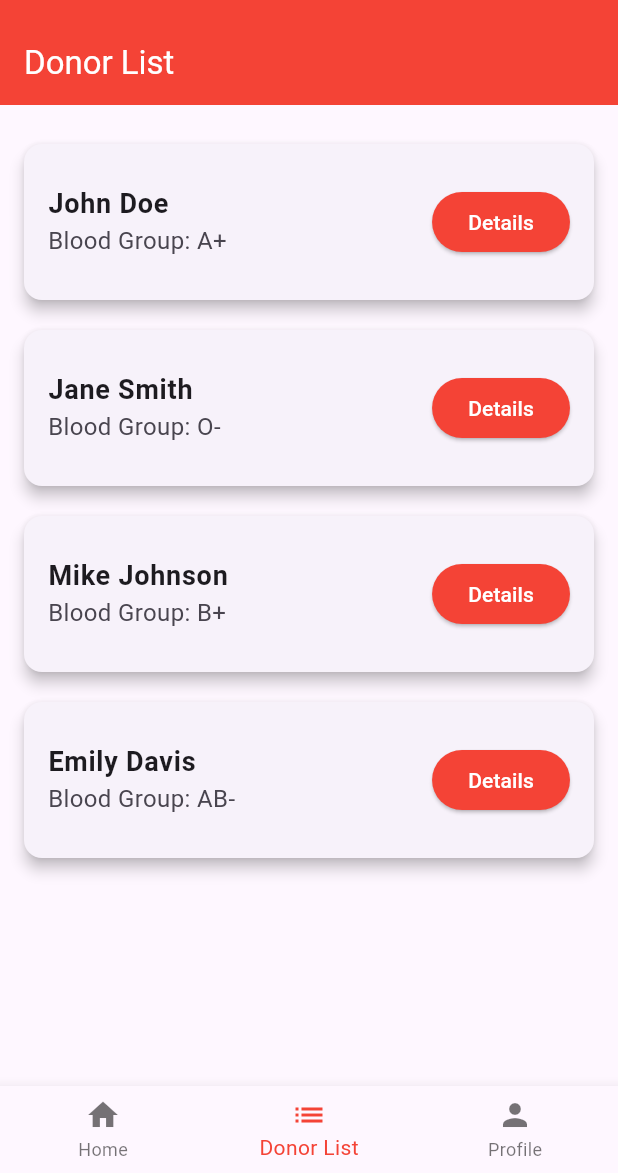
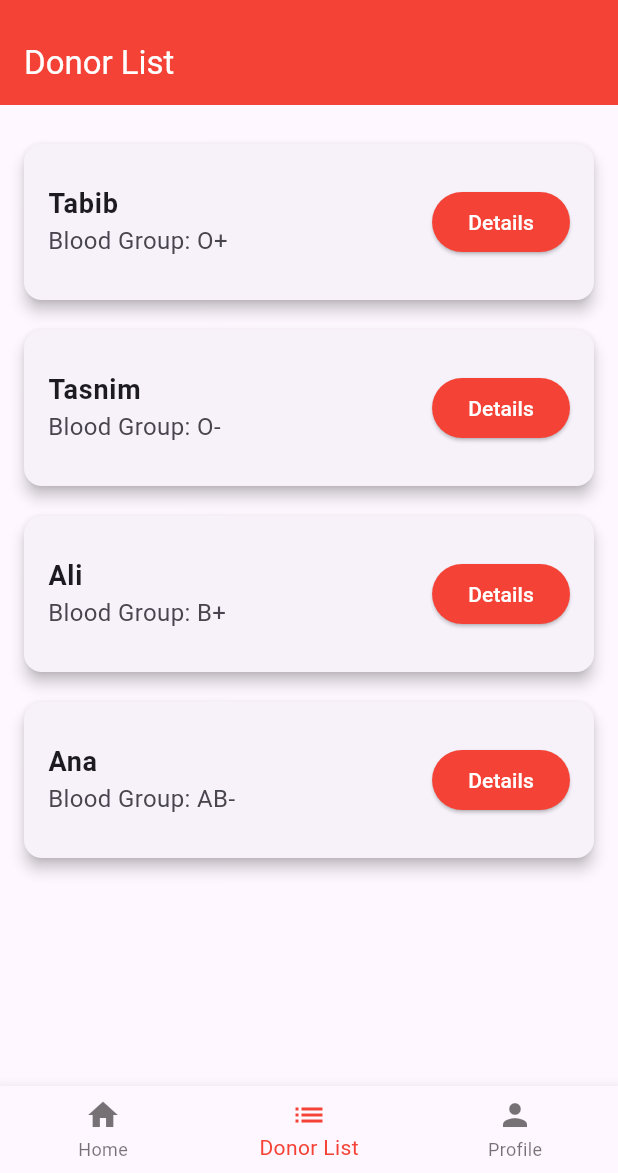
Before and after one commit to tabib-arham/project3, a Flutter app: the screen it shows after launch, item 2 of the bottom bar chosen, on a phone screen of 412 x 824 dp, the part 63-1236 px from its top. Run offline on Flutter 3.47's test engine with Material 3 defaults, Android fonts, the phone set to English and light mode, and no system bars.

Commit message:
Add files via upload

```diff
--- a/flutter_application_1/lib/donor_list.dart
+++ b/flutter_application_1/lib/donor_list.dart
@@ -13,10 +13,10 @@ class DonorList extends StatelessWidget {
       body: ListView(
         padding: const EdgeInsets.all(16.0),
         children: [
-          donorCard('John Doe', 'A+'),
-          donorCard('Jane Smith', 'O-'),
-          donorCard('Mike Johnson', 'B+'),
-          donorCard('Emily Davis', 'AB-'),
+          donorCard('Tabib', 'O+'),
+          donorCard('Tasnim', 'O-'),
+          donorCard('Ali', 'B+'),
+          donorCard('Ana', 'AB-'),
         ],
       ),
     );
```
